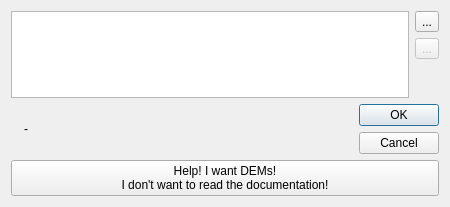
Old version of the form src/qmapshack/dem/IDemPathSetup.ui in the repository Maproom/qmapshack.
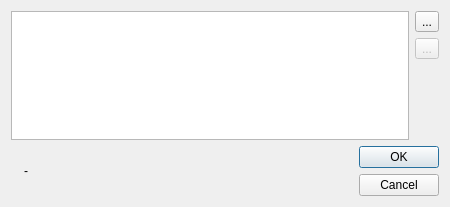
New version of the form. Icons and pictures are not drawn.

```diff
--- a/src/qmapshack/dem/IDemPathSetup.ui
+++ b/src/qmapshack/dem/IDemPathSetup.ui
@@ -137,14 +137,6 @@
      </item>
     </layout>
    </item>
-   <item>
-    <widget class="QPushButton" name="pushDemHonk">
-     <property name="text">
-      <string>Help! I want DEMs!
-I don't want to read the documentation!</string>
-     </property>
-    </widget>
-   </item>
   </layout>
  </widget>
  <resources>
```
Left out of the diff: 12 changed lines with no effect on the pictures.
